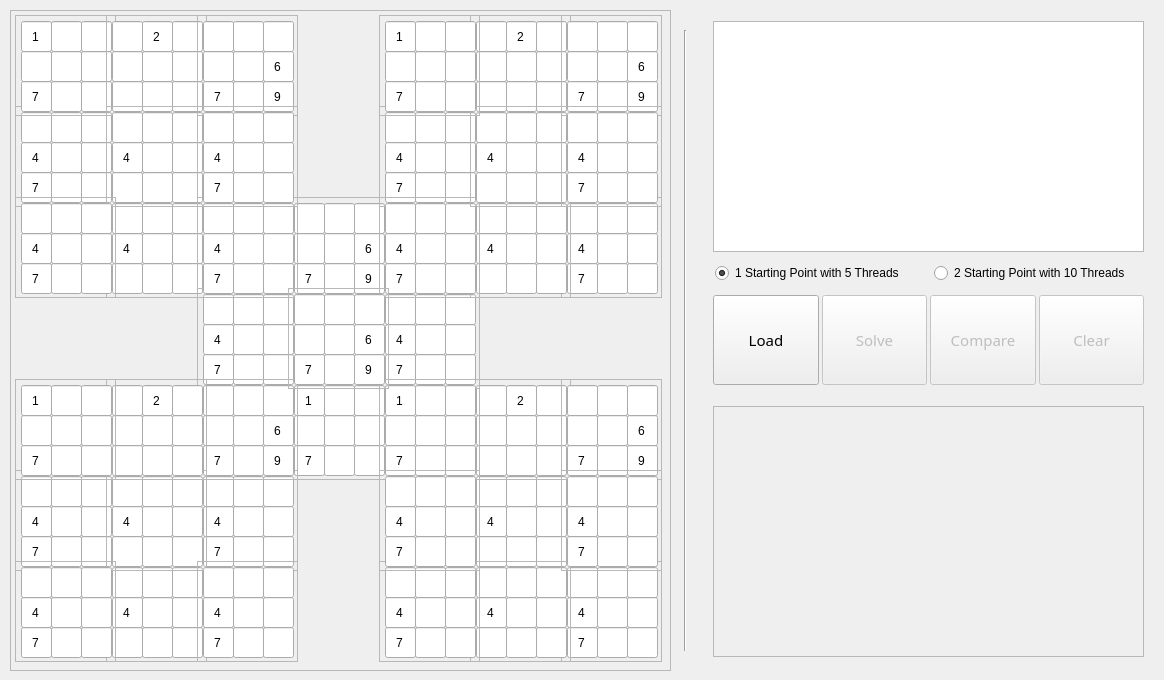
Qt form templates/main.ui (birhann/samurai-sudoku) before a commit.
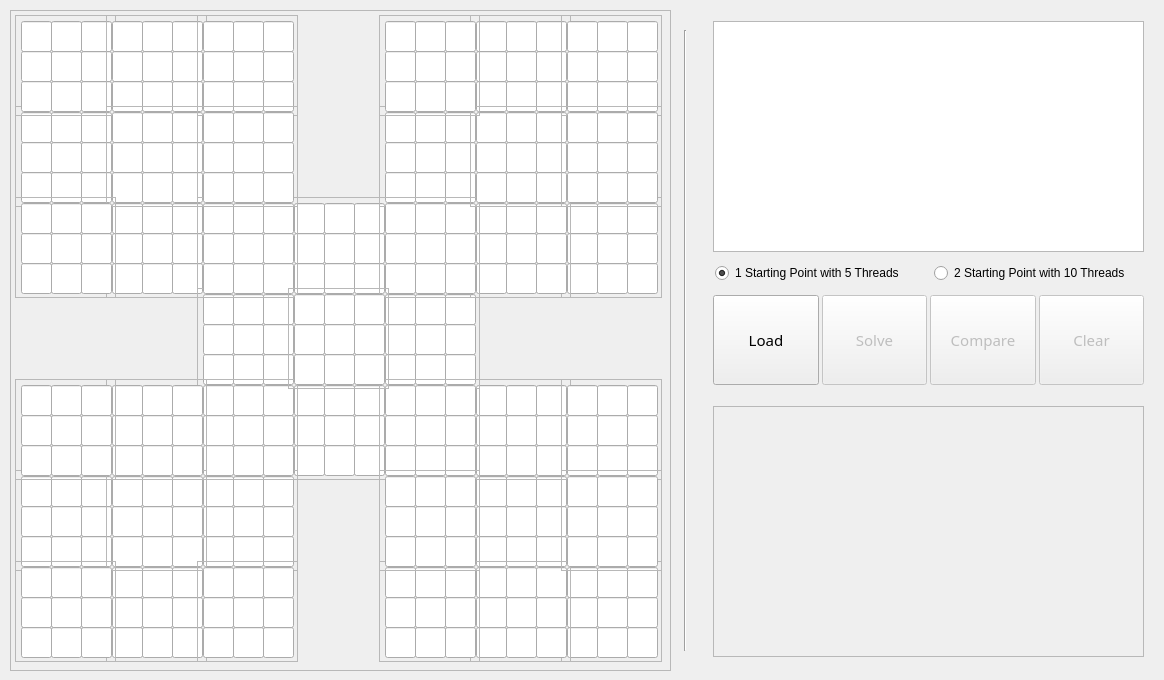
The same form after that commit.

Diff of the .ui file:
```diff
--- a/templates/main.ui
+++ b/templates/main.ui
@@ -221,7 +221,7 @@
          <string>9</string>
         </property>
         <property name="text">
-         <string>4</string>
+         <string/>
         </property>
         <property name="alignment">
          <set>Qt::AlignCenter</set>
@@ -485,7 +485,7 @@
          <string>9</string>
         </property>
         <property name="text">
-         <string>6</string>
+         <string/>
         </property>
         <property name="alignment">
          <set>Qt::AlignCenter</set>
@@ -665,7 +665,7 @@
          <string>9</string>
         </property>
         <property name="text">
-         <string>7</string>
+         <string/>
         </property>
         <property name="alignment">
          <set>Qt::AlignCenter</set>
@@ -701,7 +701,7 @@
          <string>9</string>
         </property>
         <property name="text">
-         <string>9</string>
+         <string/>
         </property>
         <property name="alignment">
          <set>Qt::AlignCenter</set>
@@ -932,7 +932,7 @@
          <string>9</string>
         </property>
         <property name="text">
-         <string>4</string>
+         <string/>
         </property>
         <property name="alignment">
          <set>Qt::AlignCenter</set>
@@ -1004,7 +1004,7 @@
          <string>9</string>
         </property>
         <property name="text">
-         <string>7</string>
+         <string/>
         </property>
         <property name="alignment">
          <set>Qt::AlignCenter</set>
@@ -1340,7 +1340,7 @@
          <string>9</string>
         </property>
         <property name="text">
-         <string>4</string>
+         <string/>
         </property>
         <property name="alignment">
          <set>Qt::AlignCenter</set>
@@ -1412,7 +1412,7 @@
          <string>9</string>
         </property>
         <property name="text">
-         <string>7</string>
+         <string/>
         </property>
         <property name="alignment">
          <set>Qt::AlignCenter</set>
@@ -1856,7 +1856,7 @@
          <string>9</string>
         </property>
         <property name="text">
-         <string>2</string>
+         <string/>
         </property>
         <property name="alignment">
          <set>Qt::AlignCenter</set>
@@ -2048,7 +2048,7 @@
          <string>9</string>
         </property>
         <property name="text">
-         <string>4</string>
+         <string/>
         </property>
         <property name="alignment">
          <set>Qt::AlignCenter</set>
@@ -2120,7 +2120,7 @@
          <string>9</string>
         </property>
         <property name="text">
-         <string>7</string>
+         <string/>
         </property>
         <property name="alignment">
          <set>Qt::AlignCenter</set>
@@ -2492,7 +2492,7 @@
          <string>9</string>
         </property>
         <property name="text">
-         <string>7</string>
+         <string/>
         </property>
         <property name="alignment">
          <set>Qt::AlignCenter</set>
@@ -2643,7 +2643,7 @@
          <string>9</string>
         </property>
         <property name="text">
-         <string>1</string>
+         <string/>
         </property>
         <property name="alignment">
          <set>Qt::AlignCenter</set>
@@ -2979,7 +2979,7 @@
          <string>9</string>
         </property>
         <property name="text">
-         <string>2</string>
+         <string/>
         </property>
         <property name="alignment">
          <set>Qt::AlignCenter</set>
@@ -3279,7 +3279,7 @@
          <string>9</string>
         </property>
         <property name="text">
-         <string>7</string>
+         <string/>
         </property>
         <property name="alignment">
          <set>Qt::AlignCenter</set>
@@ -3387,7 +3387,7 @@
          <string>9</string>
         </property>
         <property name="text">
-         <string>1</string>
+         <string/>
         </property>
         <property name="alignment">
          <set>Qt::AlignCenter</set>
@@ -3579,7 +3579,7 @@
          <string>9</string>
         </property>
         <property name="text">
-         <string>4</string>
+         <string/>
         </property>
         <property name="alignment">
          <set>Qt::AlignCenter</set>
@@ -3651,7 +3651,7 @@
          <string>9</string>
         </property>
         <property name="text">
-         <string>7</string>
+         <string/>
         </property>
         <property name="alignment">
          <set>Qt::AlignCenter</set>
@@ -3951,7 +3951,7 @@
          <string>9</string>
         </property>
         <property name="text">
-         <string>4</string>
+         <string/>
         </property>
         <property name="alignment">
          <set>Qt::AlignCenter</set>
@@ -4467,7 +4467,7 @@
          <string>9</string>
         </property>
         <property name="text">
-         <string>2</string>
+         <string/>
         </property>
         <property name="alignment">
          <set>Qt::AlignCenter</set>
@@ -4695,7 +4695,7 @@
          <string>9</string>
         </property>
         <property name="text">
-         <string>4</string>
+         <string/>
         </property>
         <property name="alignment">
          <set>Qt::AlignCenter</set>
@@ -5067,7 +5067,7 @@
          <string>9</string>
         </property>
         <property name="text">
-         <string>4</string>
+         <string/>
         </property>
         <property name="alignment">
          <set>Qt::AlignCenter</set>
@@ -5439,7 +5439,7 @@
          <string>9</string>
         </property>
         <property name="text">
-         <string>4</string>
+         <string/>
         </property>
         <property name="alignment">
          <set>Qt::AlignCenter</set>
@@ -5775,7 +5775,7 @@
          <string>9</string>
         </property>
         <property name="text">
-         <string>4</string>
+         <string/>
         </property>
         <property name="alignment">
          <set>Qt::AlignCenter</set>
@@ -5847,7 +5847,7 @@
          <string>9</string>
         </property>
         <property name="text">
-         <string>7</string>
+         <string/>
         </property>
         <property name="alignment">
          <set>Qt::AlignCenter</set>
@@ -6183,7 +6183,7 @@
          <string>9</string>
         </property>
         <property name="text">
-         <string>4</string>
+         <string/>
         </property>
         <property name="alignment">
          <set>Qt::AlignCenter</set>
@@ -6255,7 +6255,7 @@
          <string>9</string>
         </property>
         <property name="text">
-         <string>7</string>
+         <string/>
         </property>
         <property name="alignment">
          <set>Qt::AlignCenter</set>
@@ -6519,7 +6519,7 @@
          <string>9</string>
         </property>
         <property name="text">
-         <string>4</string>
+         <string/>
         </property>
         <property name="alignment">
          <set>Qt::AlignCenter</set>
@@ -6591,7 +6591,7 @@
          <string>9</string>
         </property>
         <property name="text">
-         <string>7</string>
+         <string/>
         </property>
         <property name="alignment">
          <set>Qt::AlignCenter</set>
@@ -6927,7 +6927,7 @@
          <string>9</string>
         </property>
         <property name="text">
-         <string>4</string>
+         <string/>
         </property>
         <property name="alignment">
          <set>Qt::AlignCenter</set>
@@ -7263,7 +7263,7 @@
          <string>9</string>
         </property>
         <property name="text">
-         <string>4</string>
+         <string/>
         </property>
         <property name="alignment">
          <set>Qt::AlignCenter</set>
@@ -7335,7 +7335,7 @@
          <string>9</string>
         </property>
         <property name="text">
-         <string>7</string>
+         <string/>
         </property>
         <property name="alignment">
          <set>Qt::AlignCenter</set>
@@ -7671,7 +7671,7 @@
          <string>9</string>
         </property>
         <property name="text">
-         <string>4</string>
+         <string/>
         </property>
         <property name="alignment">
          <set>Qt::AlignCenter</set>
@@ -7743,7 +7743,7 @@
          <string>9</string>
         </property>
         <property name="text">
-         <string>7</string>
+         <string/>
         </property>
         <property name="alignment">
          <set>Qt::AlignCenter</set>
@@ -7935,7 +7935,7 @@
          <string>9</string>
         </property>
         <property name="text">
-         <string>6</string>
+         <string/>
         </property>
         <property name="alignment">
          <set>Qt::AlignCenter</set>
@@ -8115,7 +8115,7 @@
          <string>9</string>
         </property>
         <property name="text">
-         <string>7</string>
+         <string/>
         </property>
         <property name="alignment">
          <set>Qt::AlignCenter</set>
@@ -8151,7 +8151,7 @@
          <string>9</string>
         </property>
         <property name="text">
-         <string>9</string>
+         <string/>
         </property>
         <property name="alignment">
          <set>Qt::AlignCenter</set>
@@ -8379,7 +8379,7 @@
          <string>9</string>
         </property>
         <property name="text">
-         <string>4</string>
+         <string/>
         </property>
         <property name="alignment">
          <set>Qt::AlignCenter</set>
@@ -8451,7 +8451,7 @@
          <string>9</string>
         </property>
         <property name="text">
-         <string>7</string>
+         <string/>
         </property>
         <property name="alignment">
          <set>Qt::AlignCenter</set>
@@ -8787,7 +8787,7 @@
          <string>9</string>
         </property>
         <property name="text">
-         <string>4</string>
+         <string/>
         </property>
         <property name="alignment">
          <set>Qt::AlignCenter</set>
@@ -8859,7 +8859,7 @@
          <string>9</string>
         </property>
         <property name="text">
-         <string>7</string>
+         <string/>
         </property>
         <property name="alignment">
          <set>Qt::AlignCenter</set>
@@ -9123,7 +9123,7 @@
          <string>9</string>
         </property>
         <property name="text">
-         <string>4</string>
+         <string/>
         </property>
         <property name="alignment">
          <set>Qt::AlignCenter</set>
@@ -9195,7 +9195,7 @@
          <string>9</string>
         </property>
         <property name="text">
-         <string>7</string>
+         <string/>
         </property>
         <property name="alignment">
          <set>Qt::AlignCenter</set>
@@ -9423,7 +9423,7 @@
          <string>9</string>
         </property>
         <property name="text">
-         <string>6</string>
+         <string/>
         </property>
         <property name="alignment">
          <set>Qt::AlignCenter</set>
@@ -9603,7 +9603,7 @@
          <string>9</string>
         </property>
         <property name="text">
-         <string>7</string>
+         <string/>
         </property>
         <property name="alignment">
          <set>Qt::AlignCenter</set>
@@ -9639,7 +9639,7 @@
          <string>9</string>
         </property>
         <property name="text">
-         <string>9</string>
+         <string/>
         </property>
         <property name="alignment">
          <set>Qt::AlignCenter</set>
@@ -9903,7 +9903,7 @@
          <string>9</string>
         </property>
         <property name="text">
-         <string>4</string>
+         <string/>
         </property>
         <property name="alignment">
          <set>Qt::AlignCenter</set>
@@ -10275,7 +10275,7 @@
          <string>9</string>
         </property>
         <property name="text">
-         <string>4</string>
+         <string/>
         </property>
         <property name="alignment">
          <set>Qt::AlignCenter</set>
@@ -10719,7 +10719,7 @@
          <string>9</string>
         </property>
         <property name="text">
-         <string>7</string>
+         <string/>
         </property>
         <property name="alignment">
          <set>Qt::AlignCenter</set>
@@ -10827,7 +10827,7 @@
          <string>9</string>
         </property>
         <property name="text">
-         <string>1</string>
+         <string/>
         </property>
         <property name="alignment">
          <set>Qt::AlignCenter</set>
@@ -11163,7 +11163,7 @@
          <string>9</string>
         </property>
         <property name="text">
-         <string>2</string>
+         <string/>
         </property>
         <property name="alignment">
          <set>Qt::AlignCenter</set>
@@ -11391,7 +11391,7 @@
          <string>9</string>
         </property>
         <property name="text">
-         <string>4</string>
+         <string/>
         </property>
         <property name="alignment">
          <set>Qt::AlignCenter</set>
@@ -11463,7 +11463,7 @@
          <string>9</string>
         </property>
         <property name="text">
-         <string>7</string>
+         <string/>
         </property>
         <property name="alignment">
          <set>Qt::AlignCenter</set>
@@ -11835,7 +11835,7 @@
          <string>9</string>
         </property>
         <property name="text">
-         <string>7</string>
+         <string/>
         </property>
         <property name="alignment">
          <set>Qt::AlignCenter</set>
@@ -11943,7 +11943,7 @@
          <string>9</string>
         </property>
         <property name="text">
-         <string>1</string>
+         <string/>
         </property>
         <property name="alignment">
          <set>Qt::AlignCenter</set>
@@ -12027,7 +12027,7 @@
          <string>9</string>
         </property>
         <property name="text">
-         <string>6</string>
+         <string/>
         </property>
         <property name="alignment">
          <set>Qt::AlignCenter</set>
@@ -12207,7 +12207,7 @@
          <string>9</string>
         </property>
         <property name="text">
-         <string>7</string>
+         <string/>
         </property>
         <property name="alignment">
          <set>Qt::AlignCenter</set>
@@ -12243,7 +12243,7 @@
          <string>9</string>
         </property>
         <property name="text">
-         <string>9</string>
+         <string/>
         </property>
         <property name="alignment">
          <set>Qt::AlignCenter</set>
@@ -12507,7 +12507,7 @@
          <string>9</string>
         </property>
         <property name="text">
-         <string>4</string>
+         <string/>
         </property>
         <property name="alignment">
          <set>Qt::AlignCenter</set>
@@ -12579,7 +12579,7 @@
          <string>9</string>
         </property>
         <property name="text">
-         <string>7</string>
+         <string/>
         </property>
         <property name="alignment">
          <set>Qt::AlignCenter</set>
@@ -12771,7 +12771,7 @@
          <string>9</string>
         </property>
         <property name="text">
-         <string>6</string>
+         <string/>
         </property>
         <property name="alignment">
          <set>Qt::AlignCenter</set>
@@ -12951,7 +12951,7 @@
          <string>9</string>
         </property>
         <property name="text">
-         <string>7</string>
+         <string/>
         </property>
         <property name="alignment">
          <set>Qt::AlignCenter</set>
@@ -12987,7 +12987,7 @@
          <string>9</string>
         </property>
         <property name="text">
-         <string>9</string>
+         <string/>
         </property>
         <property name="alignment">
          <set>Qt::AlignCenter</set>
@@ -13251,7 +13251,7 @@
          <string>9</string>
         </property>
         <property name="text">
-         <string>4</string>
+         <string/>
         </property>
         <property name="alignment">
          <set>Qt::AlignCenter</set>
@@ -13323,7 +13323,7 @@
          <string>9</string>
         </property>
         <property name="text">
-         <string>7</string>
+         <string/>
         </property>
         <property name="alignment">
          <set>Qt::AlignCenter</set>
@@ -13515,7 +13515,7 @@
          <string>9</string>
         </property>
         <property name="text">
-         <string>6</string>
+         <string/>
         </property>
         <property name="alignment">
          <set>Qt::AlignCenter</set>
@@ -13695,7 +13695,7 @@
          <string>9</string>
         </property>
         <property name="text">
-         <string>7</string>
+         <string/>
         </property>
         <property name="alignment">
          <set>Qt::AlignCenter</set>
@@ -13731,7 +13731,7 @@
          <string>9</string>
         </property>
         <property name="text">
-         <string>9</string>
+         <string/>
         </property>
         <property name="alignment">
          <set>Qt::AlignCenter</set>
@@ -14067,7 +14067,7 @@
          <string>9</string>
         </property>
         <property name="text">
-         <string>7</string>
+         <string/>
         </property>
         <property name="alignment">
          <set>Qt::AlignCenter</set>
@@ -14175,7 +14175,7 @@
          <string>9</string>
         </property>
         <property name="text">
-         <string>1</string>
+         <string/>
         </property>
         <property name="alignment">
          <set>Qt::AlignCenter</set>
@@ -14331,7 +14331,7 @@
          <string>9</string>
         </property>
         <property name="text">
-         <string>7</string>
+         <string/>
         </property>
         <property name="alignment">
          <set>Qt::AlignCenter</set>
@@ -14511,7 +14511,7 @@
          <string>9</string>
         </property>
         <property name="text">
-         <string>4</string>
+         <string/>
         </property>
         <property name="alignment">
          <set>Qt::AlignCenter</set>
@@ -14739,7 +14739,7 @@
          <string>9</string>
         </property>
         <property name="text">
-         <string>4</string>
+         <string/>
         </property>
         <property name="alignment">
          <set>Qt::AlignCenter</set>
@@ -14811,7 +14811,7 @@
          <string>9</string>
         </property>
         <property name="text">
-         <string>7</string>
+         <string/>
         </property>
         <property name="alignment">
          <set>Qt::AlignCenter</set>
@@ -15075,7 +15075,7 @@
          <string>9</string>
         </property>
         <property name="text">
-         <string>4</string>
+         <string/>
         </property>
         <property name="alignment">
          <set>Qt::AlignCenter</set>
@@ -15147,7 +15147,7 @@
          <string>9</string>
         </property>
         <property name="text">
-         <string>7</string>
+         <string/>
         </property>
         <property name="alignment">
          <set>Qt::AlignCenter</set>
```
Left out of the diff: 10 changed lines with no effect on the pictures.
